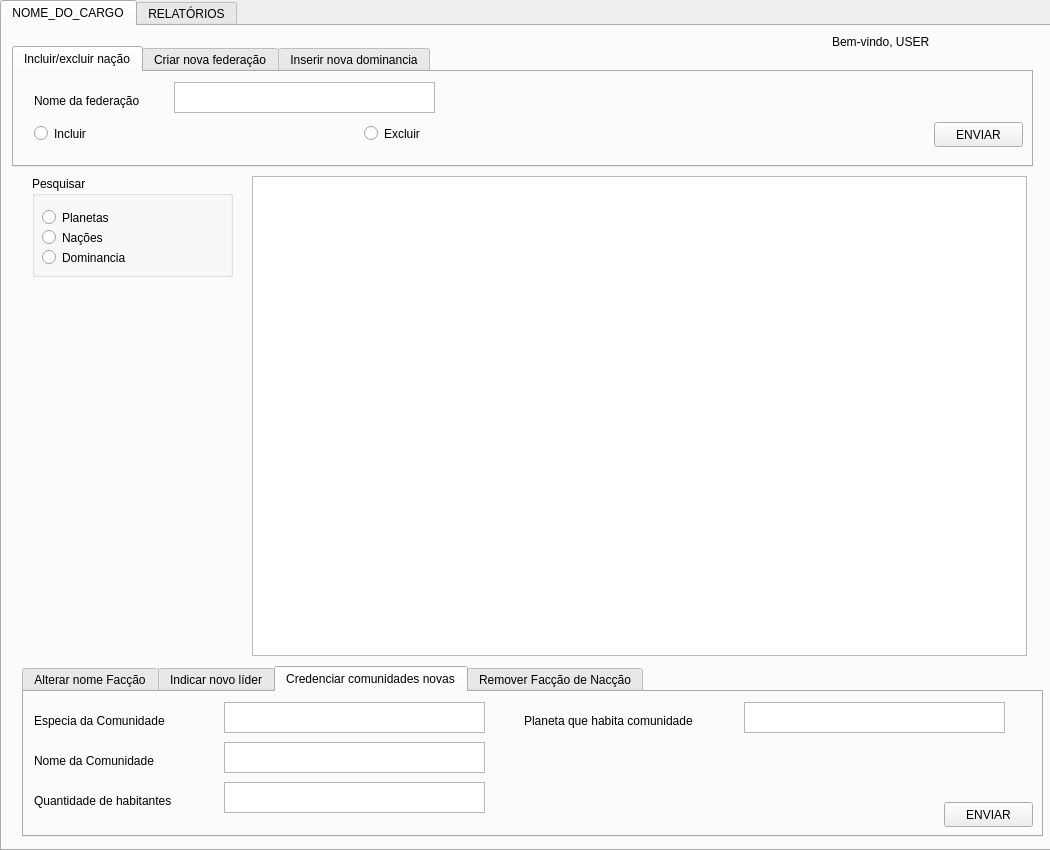
Qt form overview_pages/comandante_page/comandante.ui (Linkinhh/BANCO_DADOS) before a commit.
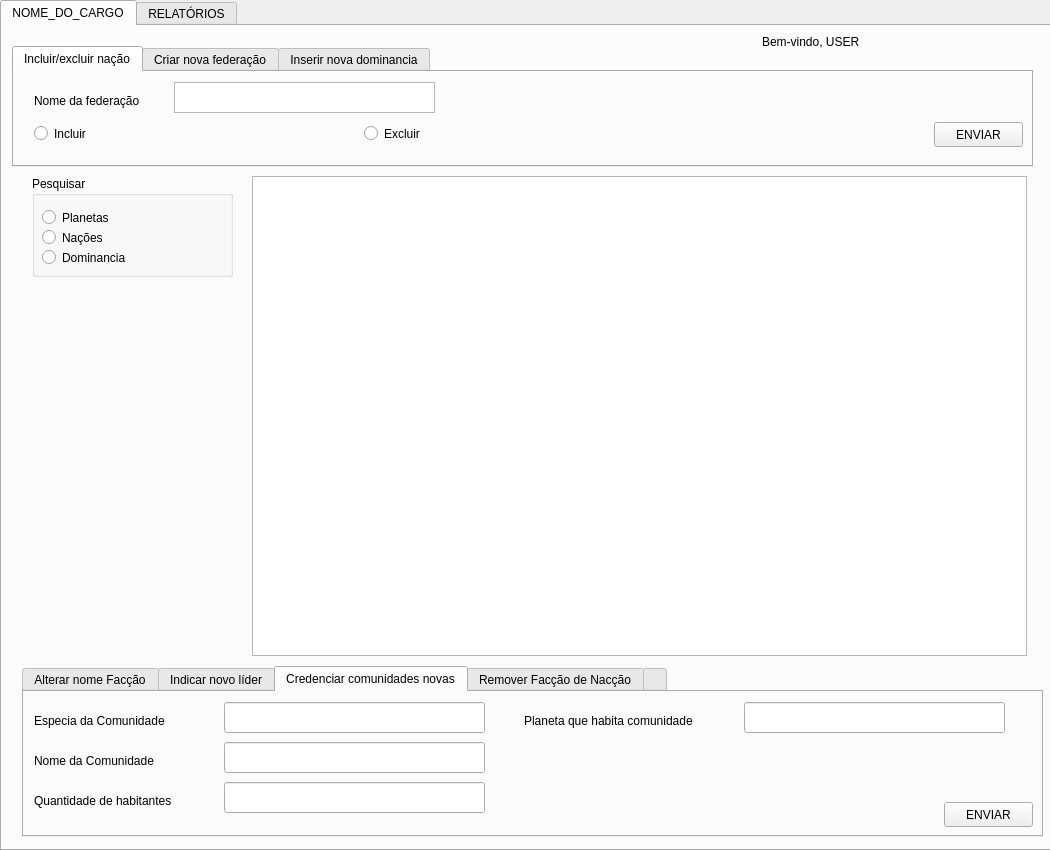
The same form after that commit. The open tabs and pages were chosen to show the change.

Diff of the .ui file:
```diff
--- a/overview_pages/comandante_page/comandante.ui
+++ b/overview_pages/comandante_page/comandante.ui
@@ -140,26 +140,6 @@
         <string>Nome da Comunidade</string>
        </property>
       </widget>
-      <widget class="QPlainTextEdit" name="plainTextEdit_12">
-       <property name="geometry">
-        <rect>
-         <x>200</x>
-         <y>50</y>
-         <width>261</width>
-         <height>31</height>
-        </rect>
-       </property>
-      </widget>
-      <widget class="QPlainTextEdit" name="plainTextEdit_13">
-       <property name="geometry">
-        <rect>
-         <x>200</x>
-         <y>10</y>
-         <width>261</width>
-         <height>31</height>
-        </rect>
-       </property>
-      </widget>
       <widget class="QLabel" name="label_13">
        <property name="geometry">
         <rect>
@@ -173,16 +153,6 @@
         <string>Especia da Comunidade</string>
        </property>
       </widget>
-      <widget class="QPlainTextEdit" name="plainTextEdit_14">
-       <property name="geometry">
-        <rect>
-         <x>200</x>
-         <y>90</y>
-         <width>261</width>
-         <height>31</height>
-        </rect>
-       </property>
-      </widget>
       <widget class="QLabel" name="label_14">
        <property name="geometry">
         <rect>
@@ -222,7 +192,37 @@
         <string>Planeta que habita comunidade</string>
        </property>
       </widget>
-      <widget class="QPlainTextEdit" name="plainTextEdit_15">
+      <widget class="QLineEdit" name="textEspecieComunidade">
+       <property name="geometry">
+        <rect>
+         <x>200</x>
+         <y>10</y>
+         <width>261</width>
+         <height>31</height>
+        </rect>
+       </property>
+      </widget>
+      <widget class="QLineEdit" name="textQuantidadeComunidade">
+       <property name="geometry">
+        <rect>
+         <x>200</x>
+         <y>90</y>
+         <width>261</width>
+         <height>31</height>
+        </rect>
+       </property>
+      </widget>
+      <widget class="QLineEdit" name="textNomeComunidade">
+       <property name="geometry">
+        <rect>
+         <x>200</x>
+         <y>50</y>
+         <width>261</width>
+         <height>31</height>
+        </rect>
+       </property>
+      </widget>
+      <widget class="QLineEdit" name="textPlanetaComunidade">
        <property name="geometry">
         <rect>
          <x>720</x>
@@ -251,6 +251,27 @@
        </property>
       </widget>
      </widget>
+     <widget class="QWidget" name="tabNaoLider">
+      <attribute name="title">
+       <string/>
+      </attribute>
+      <widget class="QLabel" name="label_5">
+       <property name="geometry">
+        <rect>
+         <x>420</x>
+         <y>50</y>
+         <width>291</width>
+         <height>31</height>
+        </rect>
+       </property>
+       <property name="styleSheet">
+        <string notr="true">font: 18pt &quot;Ubuntu&quot;;</string>
+       </property>
+       <property name="text">
+        <string>Voce não é líder de Facção</string>
+       </property>
+      </widget>
+     </widget>
     </widget>
     <widget class="QGroupBox" name="groupBox">
      <property name="geometry">
@@ -317,9 +338,9 @@
     <widget class="QLabel" name="label_4">
      <property name="geometry">
       <rect>
-       <x>830</x>
+       <x>760</x>
        <y>0</y>
-       <width>191</width>
+       <width>261</width>
        <height>31</height>
       </rect>
      </property>
```
Left out of the diff: 74 changed lines with no effect on the pictures.
